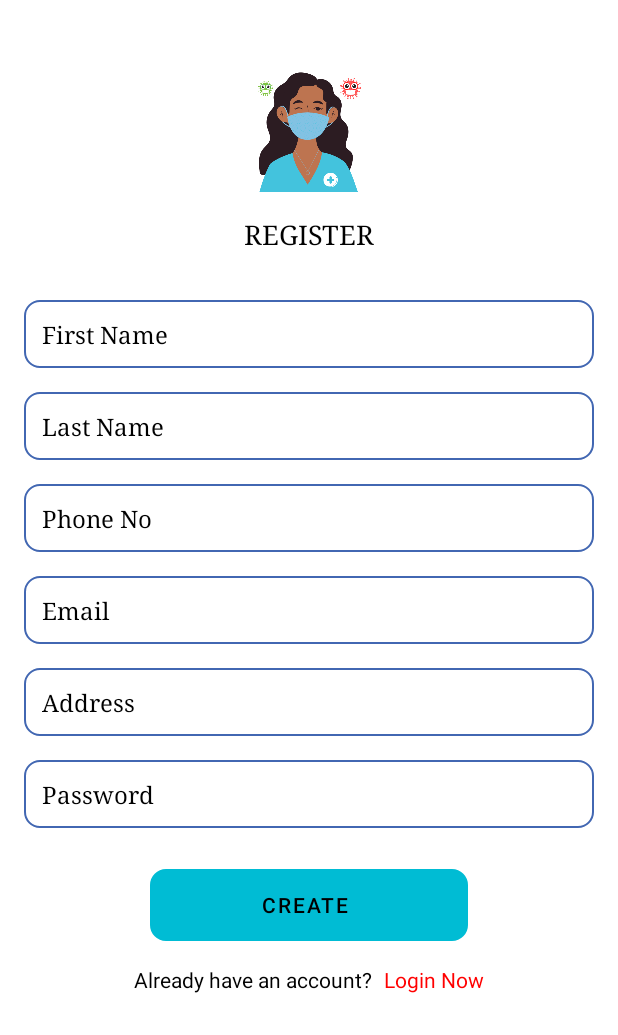
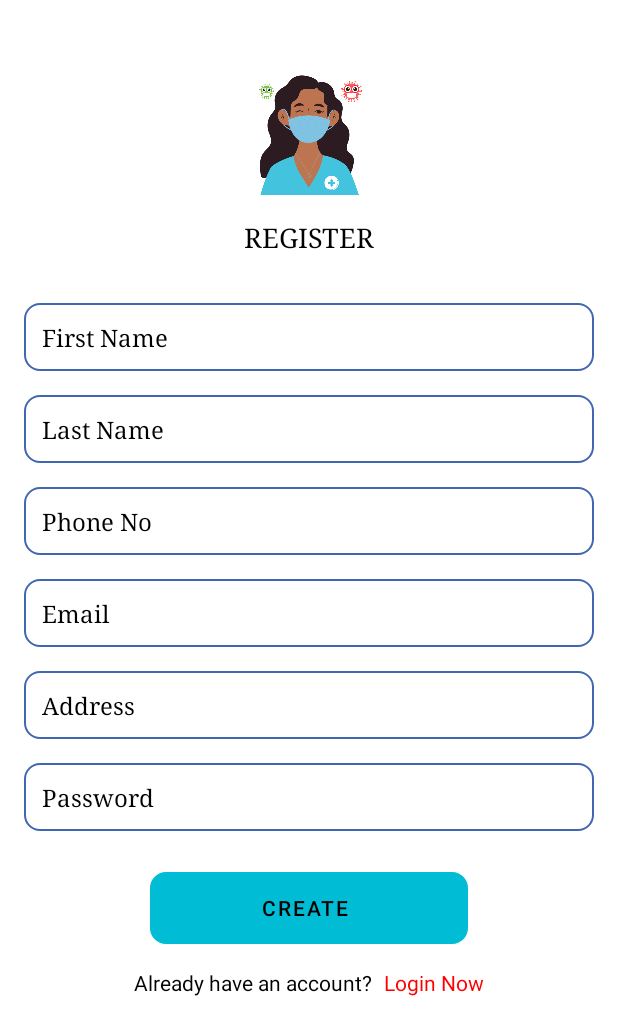
Before and after one commit to ak307/Med_Express, an Android app: the RegisterActivity screen opened directly, with no data from a screen before it, on a phone screen of 412 x 824 dp. Shown: the top 1035 px of the screen. Run offline under Robolectric (Android 15) with nearby library versions, the light colour scheme and no system bars; our stand-ins replace Firebase (no records; nobody signed in at launch, a user with empty details on screens opened directly).

Commit message:
Newt just solved the problem of register page (logo and text)

```diff
--- a/app/src/main/res/layout/activity_log_in.xml
+++ b/app/src/main/res/layout/activity_log_in.xml
@@ -27,9 +27,9 @@
         android:id="@+id/imageView"
         android:layout_width="80dp"
         android:layout_height="80dp"
-        android:layout_marginStart="165dp"
+        android:layout_marginStart="160dp"
         android:layout_marginTop="120dp"
-        android:layout_marginEnd="166dp"
+        android:layout_marginEnd="160dp"
         android:src="@drawable/healthmatelogo"
         app:layout_constraintEnd_toEndOf="parent"
         app:layout_constraintStart_toStartOf="parent"
--- a/app/src/main/res/layout/activity_register.xml
+++ b/app/src/main/res/layout/activity_register.xml
@@ -25,12 +25,11 @@
         android:id="@+id/imageView"
         android:layout_width="80dp"
         android:layout_height="80dp"
-        android:layout_marginStart="165dp"
-        android:layout_marginTop="48dp"
-        android:layout_marginEnd="166dp"
+        android:layout_marginStart="160dp"
+        android:layout_marginTop="50dp"
+        android:layout_marginEnd="160dp"
         android:src="@drawable/healthmatelogo"
         app:layout_constraintEnd_toEndOf="parent"
-        app:layout_constraintHorizontal_bias="0.0"
         app:layout_constraintStart_toStartOf="parent"
         app:layout_constraintTop_toTopOf="parent" />
 
@@ -38,9 +37,9 @@
         android:id="@+id/textView6"
         android:layout_width="match_parent"
         android:layout_height="wrap_content"
-        android:layout_marginStart="8dp"
+        android:layout_marginStart="16dp"
         android:layout_marginTop="16dp"
-        android:layout_marginEnd="8dp"
+        android:layout_marginEnd="16dp"
         android:fontFamily="serif"
         android:gravity="center"
         android:text="REGISTER"
```
